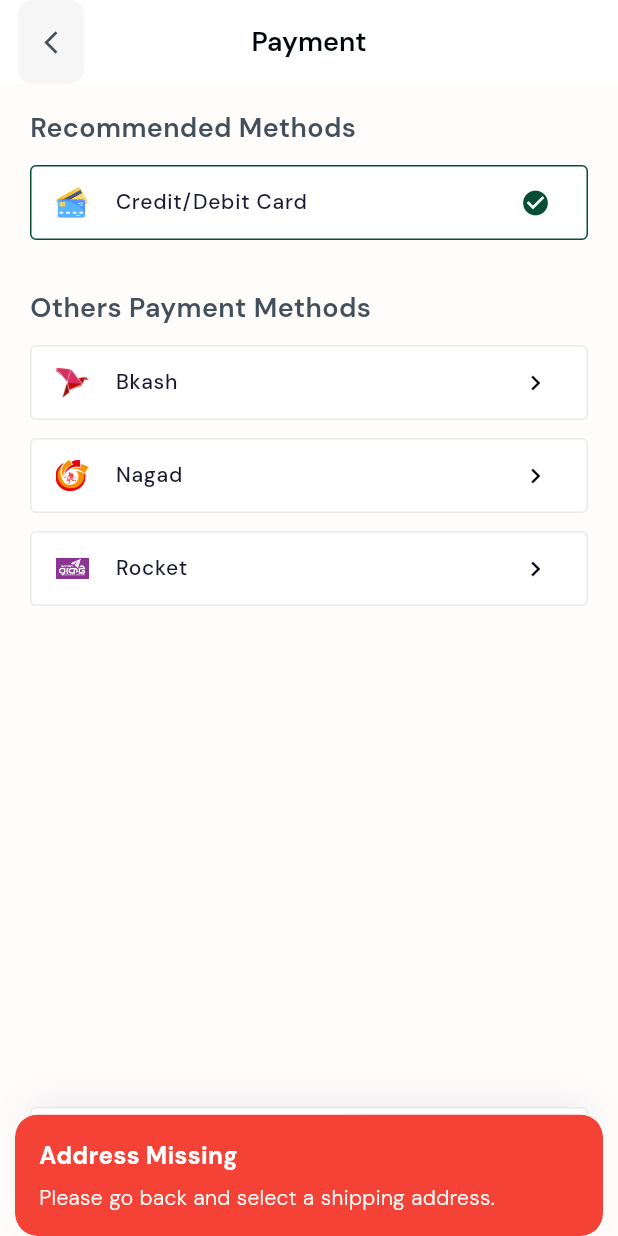
After one commit to ratulhasanruhan/care_life_touch, a Flutter app: the PaymentView screen opened by its route, after a tap on "Confirm", on a phone screen of 412 x 824 dp. The commit adds this screen. Run offline on Flutter 3.47's test engine with Material 3 defaults, Android fonts, the phone set to English and light mode, and no system bars; our stand-ins replace carousel_slider, flutter_image_compress, flutter_map, flutter_rating_bar, flutter_slidable, flutter_spinkit and 12 more; accounts and stored records are empty; network calls fail.

Commit message:
add payment module with payment view and controller

```diff
--- a/lib/app/modules/checkout/views/checkout_view.dart
+++ b/lib/app/modules/checkout/views/checkout_view.dart
@@ -106,7 +106,7 @@ class CheckoutView extends GetView<CheckoutController> {
                     isLoading: controller.isPlacingOrder.value,
                     onPressed: controller.isPlacingOrder.value
                         ? null
-                        : controller.placeOrder,
+                        : controller.goToPayment,
                   ),
                 ),
               ],
--- /dev/null
+++ b/lib/app/modules/payment/bindings/payment_binding.dart
@@ -0,0 +1,10 @@
+import 'package:get/get.dart';
+
+import '../controllers/payment_controller.dart';
+
+class PaymentBinding extends Bindings {
+  @override
+  void dependencies() {
+    Get.lazyPut<PaymentController>(() => PaymentController());
+  }
+}
--- /dev/null
+++ b/lib/app/modules/payment/controllers/payment_controller.dart
@@ -0,0 +1,219 @@
+import 'package:flutter/material.dart';
+import 'package:get/get.dart';
+
+import '../../../core/utils/app_logger.dart';
+import '../../../data/models/api_exception.dart';
+import '../../../data/repositories/order_repository.dart';
+import '../../../routes/app_pages.dart';
+import '../../cart/controllers/cart_controller.dart';
+
+class PaymentMethodOption {
+  const PaymentMethodOption({
+    required this.key,
+    required this.label,
+    required this.iconAsset,
+    this.isRecommended = false,
+  });
+
+  final String key;
+  final String label;
+  final String iconAsset;
+  final bool isRecommended;
+}
+
+class PaymentController extends GetxController {
+  PaymentController({OrderRepository? orderRepository})
+      : _orderRepository = orderRepository ?? Get.find<OrderRepository>();
+
+  final OrderRepository _orderRepository;
+  late final CartController cartController;
+
+  final isProcessing = false.obs;
+  final selectedMethodKey = 'card'.obs;
+
+  late final String addressId;
+  late final String shippingAddress;
+
+  final methods = const <PaymentMethodOption>[
+    PaymentMethodOption(
+      key: 'card',
+      label: 'Credit/Debit Card',
+      iconAsset: 'assets/images/card.png',
+      isRecommended: true,
+    ),
+    PaymentMethodOption(
+      key: 'bkash',
+      label: 'Bkash',
+      iconAsset: 'assets/images/bkash.png',
+    ),
+    PaymentMethodOption(
+      key: 'nagad',
+      label: 'Nagad',
+      iconAsset: 'assets/images/nagad.png',
+    ),
+    PaymentMethodOption(
+      key: 'rocket',
+      label: 'Rocket',
+      iconAsset: 'assets/images/rocket.png',
+    ),
+  ];
+
+  @override
+  void onInit() {
+    super.onInit();
+    cartController = Get.find<CartController>();
+
+    final args = Get.arguments;
+    if (args is Map) {
+      addressId = (args['addressId'] ?? '').toString();
+      shippingAddress = (args['shippingAddress'] ?? '').toString();
+    } else {
+      addressId = '';
+      shippingAddress = '';
+    }
+  }
+
+  double get subtotal => cartController.subtotal;
+  double get total => cartController.total;
+
+  void selectMethod(String key) {
+    selectedMethodKey.value = key;
+  }
+
+  Future<void> completePayment() async {
+    if (isProcessing.value) return;
+
+    if (addressId.isEmpty) {
+      Get.snackbar(
+        'Address Missing',
+        'Please go back and select a shipping address.',
+        snackPosition: SnackPosition.BOTTOM,
+        backgroundColor: Colors.red,
+        colorText: Colors.white,
+      );
+      return;
+    }
+
+    final orderItems = cartController.toOrderItems();
+    if (orderItems.isEmpty) {
+      Get.snackbar(
+        'Cart Empty',
+        'Your cart items are missing required information.',
+        snackPosition: SnackPosition.BOTTOM,
+        backgroundColor: Colors.red,
+        colorText: Colors.white,
+      );
+      return;
+    }
+
+    try {
+      isProcessing.value = true;
+
+      await _orderRepository.createOrder(
+        items: orderItems,
+        addressId: addressId,
+        paymentMethod: selectedMethodKey.value,
+      );
+
+      await cartController.clearCart();
+      _showPaymentSuccessSheet();
+    } catch (error, stackTrace) {
+      AppLogger.error('Payment failed', error, stackTrace);
+      Get.snackbar(
+        'Payment Failed',
+        _resolveMessage(error, 'Unable to process payment right now. Please try again.'),
+        snackPosition: SnackPosition.BOTTOM,
+        backgroundColor: Colors.red,
+        colorText: Colors.white,
+      );
+    } finally {
+      isProcessing.value = false;
+    }
+  }
+
+  String _resolveMessage(Object error, String fallback) {
+    if (error is ApiException && error.message.trim().isNotEmpty) {
+      return error.message;
+    }
+    return fallback;
+  }
+
+  void _showPaymentSuccessSheet() {
+    Get.dialog<void>(
+      Dialog(
+        shape: RoundedRectangleBorder(borderRadius: BorderRadius.circular(10)),
+        child: SizedBox(
+          width: 358,
+          child: Padding(
+            padding: const EdgeInsets.fromLTRB(24, 28, 24, 24),
+            child: Column(
+              mainAxisSize: MainAxisSize.min,
+              children: [
+                Container(
+                  width: 84,
+                  height: 84,
+                  decoration: BoxDecoration(
+                    color: const Color(0xFFECFDF7),
+                    borderRadius: BorderRadius.circular(999),
+                  ),
+                  child: const Icon(
+                    Icons.check_circle_rounded,
+                    size: 54,
+                    color: Color(0xFF064E36),
+                  ),
+                ),
+                const SizedBox(height: 20),
+                const Text(
+                  'Thank you for your order!',
+                  textAlign: TextAlign.center,
+                  style: TextStyle(
+                    fontSize: 20,
+                    fontWeight: FontWeight.w700,
+                    color: Color(0xFF01060F),
+                  ),
+                ),
+                const SizedBox(height: 12),
+                const Text(
+                  'Your payment has been successfully processed.',
+                  textAlign: TextAlign.center,
+                  style: TextStyle(
+                    fontSize: 14,
+                    fontWeight: FontWeight.w400,
+                    color: Color(0x99191930),
+                    height: 1.45,
+                  ),
+                ),
+                const SizedBox(height: 24),
+                SizedBox(
+                  width: double.infinity,
+                  child: ElevatedButton(
+                    onPressed: () {
+                      Get.back();
+                      Get.offAllNamed(Routes.HOME);
+                    },
+                    style: ElevatedButton.styleFrom(
+                      backgroundColor: const Color(0xFF064E36),
+                      shape: RoundedRectangleBorder(
+                        borderRadius: BorderRadius.circular(4),
+                      ),
+                      padding: const EdgeInsets.symmetric(vertical: 12),
+                    ),
+                    child: const Text(
+                      'Confirm',
+                      style: TextStyle(
+                        color: Colors.white,
+                        fontSize: 14,
+                        fontWeight: FontWeight.w500,
+                      ),
+                    ),
+                  ),
+                ),
+              ],
+            ),
+          ),
+        ),
+      ),
+      barrierDismissible: false,
+    );
+  }
+}
--- /dev/null
+++ b/lib/app/modules/payment/views/payment_view.dart
@@ -0,0 +1,188 @@
+import 'package:flutter/material.dart';
+import 'package:get/get.dart';
+
+import '../controllers/payment_controller.dart';
+
+class PaymentView extends GetView<PaymentController> {
+  const PaymentView({super.key});
+
+  @override
+  Widget build(BuildContext context) {
+    return Scaffold(
+      backgroundColor: const Color(0xFFFFFCFC),
+      appBar: AppBar(
+        title: const Text(
+          'Payment',
+          style: TextStyle(
+            fontSize: 18,
+            fontWeight: FontWeight.w600,
+            color: Color(0xFF01060F),
+          ),
+        ),
+        centerTitle: true,
+        backgroundColor: Colors.white,
+        elevation: 0,
+        leading: Padding(
+          padding: const EdgeInsets.only(left: 12),
+          child: InkWell(
+            onTap: Get.back,
+            borderRadius: BorderRadius.circular(10),
+            child: Container(
+              width: 34,
+              height: 34,
+              decoration: BoxDecoration(
+                color: const Color(0xFFF6F6F6),
+                borderRadius: BorderRadius.circular(10),
+              ),
+              child: const Icon(Icons.arrow_back_ios_new, size: 18, color: Color(0xFF43505C)),
+            ),
+          ),
+        ),
+      ),
+      body: Column(
+        children: [
+          Expanded(
+            child: SingleChildScrollView(
+              padding: const EdgeInsets.fromLTRB(20, 16, 20, 120),
+              child: Column(
+                crossAxisAlignment: CrossAxisAlignment.start,
+                children: [
+                  const Text(
+                    'Recommended Methods',
+                    style: TextStyle(fontSize: 18, fontWeight: FontWeight.w600),
+                  ),
+                  const SizedBox(height: 12),
+                  ...controller.methods.where((m) => m.isRecommended).map(_buildMethodTile),
+                  const SizedBox(height: 20),
+                  const Text(
+                    'Others Payment Methods',
+                    style: TextStyle(fontSize: 18, fontWeight: FontWeight.w600),
+                  ),
+                  const SizedBox(height: 12),
+                  ...controller.methods.where((m) => !m.isRecommended).map(_buildMethodTile),
+                ],
+              ),
+            ),
+          ),
+          _buildBottomSummary(),
+        ],
+      ),
+    );
+  }
+
+  Widget _buildMethodTile(PaymentMethodOption method) {
+    return Obx(() {
+      final selected = controller.selectedMethodKey.value == method.key;
+
+      return Container(
+        margin: const EdgeInsets.only(bottom: 12),
+        decoration: BoxDecoration(
+          color: Colors.white,
+          border: Border.all(color: selected ? const Color(0xFF064E36) : const Color(0xFFE8EAE8)),
+          borderRadius: BorderRadius.circular(4),
+        ),
+        child: ListTile(
+          onTap: () => controller.selectMethod(method.key),
+          dense: true,
+          leading: SizedBox(
+            width: 22,
+            height: 22,
+            child: Image.asset(
+              method.iconAsset,
+              fit: BoxFit.contain,
+              errorBuilder: (_, __, ___) => const Icon(
+                Icons.account_balance_wallet,
+                color: Color(0xFF191930),
+                size: 20,
+              ),
+            ),
+          ),
+          title: Text(
+            method.label,
+            style: const TextStyle(fontSize: 14, fontWeight: FontWeight.w500, color: Color(0xFF191930)),
+          ),
+          trailing: selected
+              ? const Icon(Icons.check_circle, color: Color(0xFF064E36), size: 20)
+              : const Icon(Icons.chevron_right, color: Color(0xFF01060F), size: 20),
+        ),
+      );
+    });
+  }
+
+  Widget _buildBottomSummary() {
+    return SafeArea(
+      child: Container(
+        margin: const EdgeInsets.fromLTRB(20, 0, 20, 12),
+        padding: const EdgeInsets.all(12),
+        decoration: BoxDecoration(
+          color: Colors.white,
+          border: Border.all(color: const Color(0xFFE8EAE8)),
+          borderRadius: BorderRadius.circular(4),
+          boxShadow: [
+            BoxShadow(
+              color: const Color(0xFF0F1C33).withValues(alpha: 0.1),
+              blurRadius: 20,
+            ),
+          ],
+        ),
+        child: Row(
+          children: [
+            Expanded(
+              child: Column(
+                crossAxisAlignment: CrossAxisAlignment.start,
+                children: [
+                  Text(
+                    'Subtotal: ${_money(controller.subtotal)}',
+                    style: TextStyle(
+                      fontSize: 14,
+                      fontWeight: FontWeight.w400,
+                      color: const Color(0xFF01060F).withValues(alpha: 0.7),
+                    ),
+                  ),
+                  const SizedBox(height: 2),
+                  Text(
+                    'Total: ${_money(controller.total)}',
+                    style: const TextStyle(
+                      fontSize: 14,
+                      fontWeight: FontWeight.w600,
+                      color: Color(0xFF064E36),
+                    ),
+                  ),
+                ],
+              ),
+            ),
+            SizedBox(
+              width: 140,
+              child: Obx(
+                () => ElevatedButton(
+                  onPressed: controller.isProcessing.value ? null : controller.completePayment,
+                  style: ElevatedButton.styleFrom(
+                    backgroundColor: const Color(0xFF064E36),
+                    shape: RoundedRectangleBorder(borderRadius: BorderRadius.circular(4)),
+                    padding: const EdgeInsets.symmetric(vertical: 12),
+                  ),
+                  child: controller.isProcessing.value
+                      ? const SizedBox(
+                          width: 16,
+                          height: 16,
+                          child: CircularProgressIndicator(strokeWidth: 2, color: Colors.white),
+                        )
+                      : const Text(
+                          'Confirm',
+                          style: TextStyle(
+                            fontSize: 14,
+                            fontWeight: FontWeight.w500,
+                            color: Colors.white,
+                          ),
+                        ),
+                ),
+              ),
+            ),
+          ],
+        ),
+      ),
+    );
+  }
+
+  String _money(double amount) => '৳${amount.toStringAsFixed(0)}';
+}
--- a/lib/app/routes/app_pages.dart
+++ b/lib/app/routes/app_pages.dart
@@ -33,6 +33,8 @@ import '../modules/settings/bindings/change_password_binding.dart';
 import '../modules/settings/views/change_password_view.dart';
 import '../modules/settings/views/settings_view.dart';
 import '../modules/address/views/routes.dart';
+import '../modules/payment/bindings/payment_binding.dart';
+import '../modules/payment/views/payment_view.dart';
 
 part 'app_routes.dart';
 
@@ -133,6 +135,11 @@ class AppPages {
       page: () => const ChangePasswordView(),
       binding: ChangePasswordBinding(),
     ),
+    GetPage(
+      name: _Paths.PAYMENT,
+      page: () => const PaymentView(),
+      binding: PaymentBinding(),
+    ),
     // Legal module routes
     ...LegalRoutes.pages,
     // Address module routes
--- a/lib/app/routes/app_routes.dart
+++ b/lib/app/routes/app_routes.dart
@@ -24,6 +24,7 @@ abstract class Routes {
   static const TERMS = LegalRoutes.terms;
   static const PRIVACY = LegalRoutes.privacy;
   static const ABOUT = LegalRoutes.about;
+  static const PAYMENT = _Paths.PAYMENT;
   // Add more routes as needed
 }
 
@@ -48,5 +49,6 @@ abstract class _Paths {
   static const SETTINGS = '/settings';
   static const CHANGE_PASSWORD = '/settings/change-password';
   static const NOTIFICATION = '/notification';
+  static const PAYMENT = '/payment';
   // Add more paths as needed
 }
```
Also changed, not shown: lib/app/data/models/cart_api_model.dart (+6 -6 lines), lib/app/modules/cart/controllers/cart_controller.dart (+68 -1 lines), lib/app/modules/checkout/controllers/checkout_controller.dart (+10 -36 lines), lib/app/modules/home/views/widgets/product_card.dart (+5 -5 lines), assets/images/bkash.png (added), assets/images/card.png (added), assets/images/nagad.png (added), assets/images/rocket.png (added).
